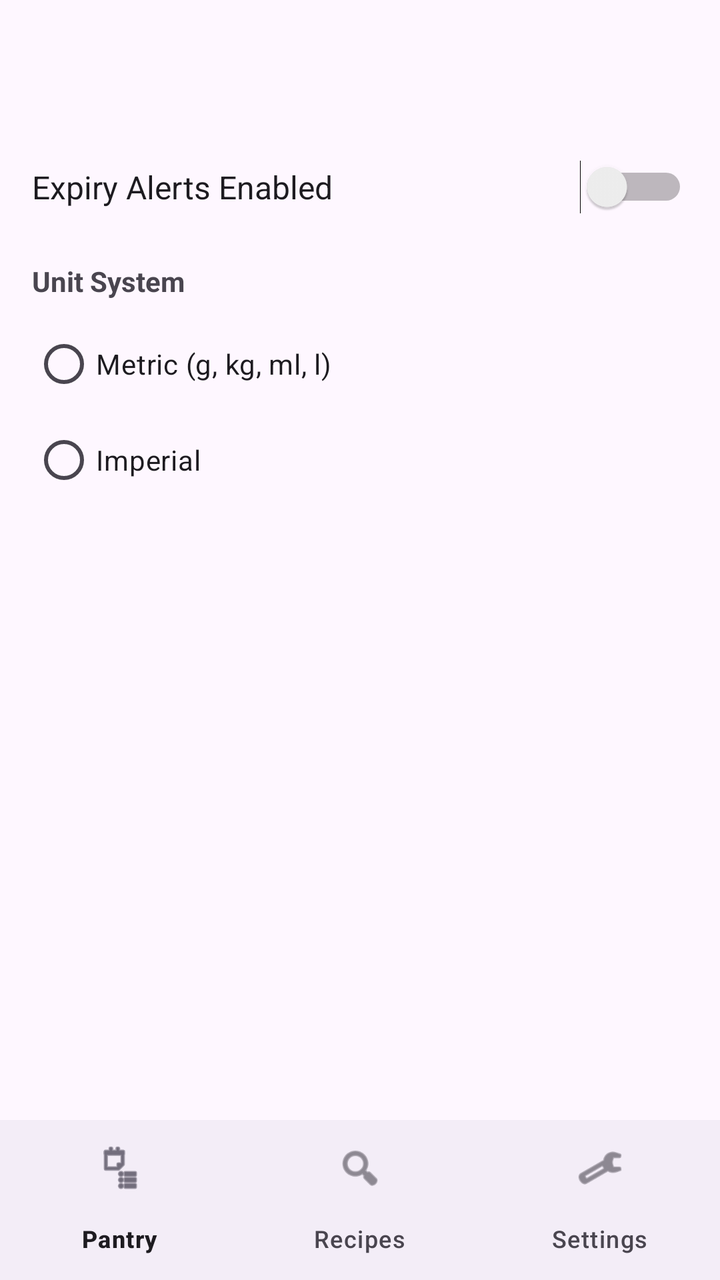
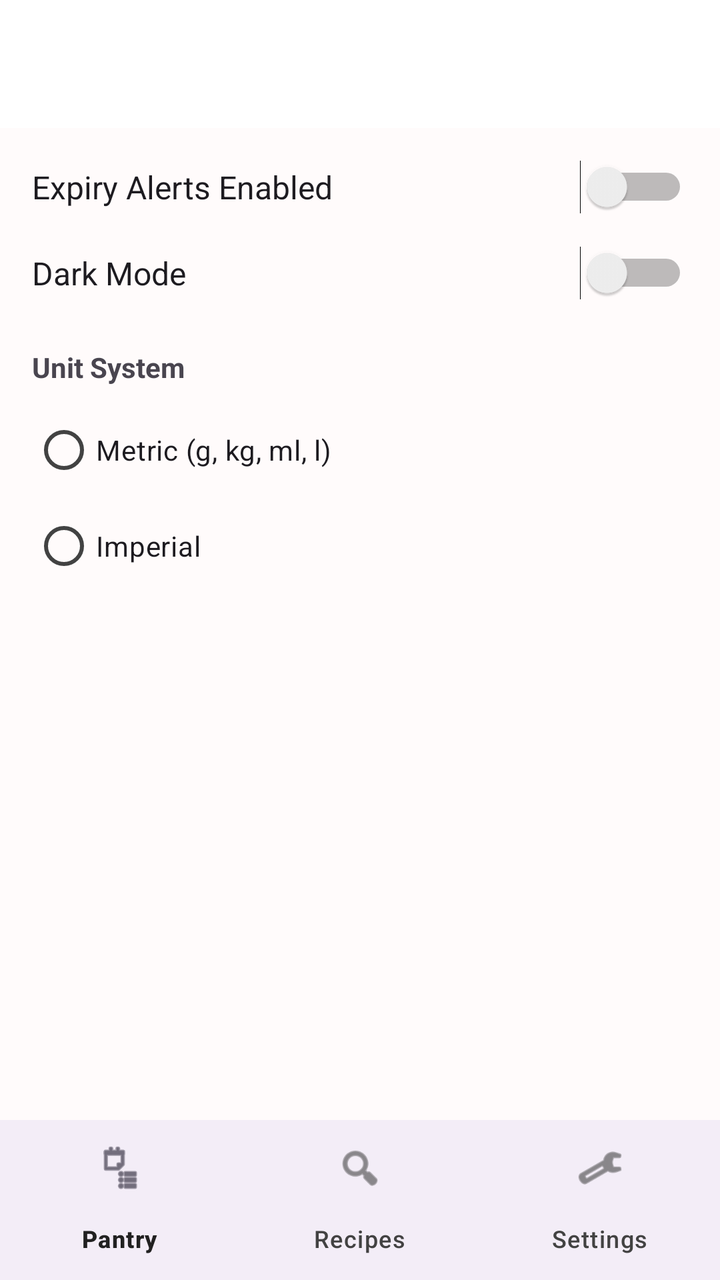

The first picture is an Android layout as it rendered before a commit; the second is the same layout after the commit. The layout source and the unified diff follow.
<!-- AndroidManifest.xml: application theme Theme.PantryNerd -->
<!-- res/layout/activity_settings.xml -->
<?xml version="1.0" encoding="utf-8"?>
<LinearLayout xmlns:android="http://schemas.android.com/apk/res/android"
    xmlns:app="http://schemas.android.com/apk/res-auto"
    android:layout_width="match_parent"
    android:layout_height="match_parent"
    android:orientation="vertical">

    <com.google.android.material.appbar.AppBarLayout
        android:layout_width="match_parent"
        android:layout_height="wrap_content">

        <com.google.android.material.appbar.MaterialToolbar
            android:id="@+id/topAppBar"
            android:layout_width="match_parent"
            android:layout_height="?attr/actionBarSize"
            android:title="Settings" />

    </com.google.android.material.appbar.AppBarLayout>

    <LinearLayout
        android:layout_width="match_parent"
        android:layout_height="0dp"
        android:layout_weight="1"
        android:orientation="vertical"
        android:padding="16dp">

        <Switch
            android:id="@+id/alertsSwitch"
            android:layout_width="match_parent"
            android:layout_height="wrap_content"
            android:text="Expiry Alerts Enabled"
            android:layout_marginBottom="24dp"
            android:textSize="16sp" />

        <TextView
            android:layout_width="match_parent"
            android:layout_height="wrap_content"
            android:text="Unit System"
            android:textStyle="bold"
            android:layout_marginBottom="8dp" />

        <RadioGroup
            android:id="@+id/unitRadioGroup"
            android:layout_width="match_parent"
            android:layout_height="wrap_content">

            <RadioButton
                android:id="@+id/metricRadioButton"
                android:layout_width="match_parent"
                android:layout_height="wrap_content"
                android:text="Metric (g, kg, ml, l)" />

            <RadioButton
                android:id="@+id/imperialRadioButton"
                android:layout_width="match_parent"
                android:layout_height="wrap_content"
                android:text="Imperial" />

        </RadioGroup>

    </LinearLayout>

    <com.google.android.material.bottomnavigation.BottomNavigationView
        android:id="@+id/bottomNavigation"
        android:layout_width="match_parent"
        android:layout_height="wrap_content"
        app:menu="@menu/bottom_nav_menu" />

</LinearLayout>
<!-- resources referenced by this layout -->
<resources>
  <style name="Theme.PantryNerd" parent="Base.Theme.PantryNerd" />
  <style name="Base.Theme.PantryNerd" parent="Theme.Material3.DayNight.NoActionBar">
          
          
      </style>
</resources>

<!-- the commit's change to res/layout/activity_settings.xml (unified diff, before → after) -->
@@ -29,6 +29,14 @@
             android:layout_width="match_parent"
             android:layout_height="wrap_content"
             android:text="Expiry Alerts Enabled"
+            android:layout_marginBottom="16dp"
+            android:textSize="16sp" />
+
+        <Switch
+            android:id="@+id/darkModeSwitch"
+            android:layout_width="match_parent"
+            android:layout_height="wrap_content"
+            android:text="Dark Mode"
             android:layout_marginBottom="24dp"
             android:textSize="16sp" />
 
<!-- resource entries referenced after the edit -->
@@ -3,7 +3,37 @@
   <style name="Theme.PantryNerd" parent="Base.Theme.PantryNerd" />
   <style name="Base.Theme.PantryNerd" parent="Theme.Material3.DayNight.NoActionBar">
           
-          
+          <item name="colorPrimary">@color/primary</item>
+          <item name="colorOnPrimary">@color/white</item>
+          <item name="colorPrimaryContainer">@color/primary_container</item>
+          <item name="colorOnPrimaryContainer">@color/on_primary_container</item>
+  
+          <item name="colorSecondary">@color/accent</item>
+          <item name="colorOnSecondary">@color/white</item>
+  
+          <item name="android:colorBackground">@color/background</item>
+          <item name="colorOnBackground">@color/on_background</item>
+  
+          <item name="colorSurface">@color/surface</item>
+          <item name="colorOnSurface">@color/on_surface</item>
+          <item name="colorSurfaceVariant">@color/surface_variant</item>
+          <item name="colorOnSurfaceVariant">@color/on_surface_variant</item>
+  
+          <item name="colorError">@color/error</item>
+          <item name="colorOnError">@color/on_error</item>
       </style>
+  <color name="primary">#D32F2F</color>
+  <color name="white">#FFFFFFFF</color>
+  <color name="primary_container">#FFCDD2</color>
+  <color name="on_primary_container">#B71C1C</color>
+  <color name="accent">#FF1744</color>
+  <color name="background">#FFFBFB</color>
+  <color name="on_background">#212121</color>
+  <color name="surface">#FFFFFF</color>
+  <color name="on_surface">#212121</color>
+  <color name="surface_variant">#F5F5F5</color>
+  <color name="on_surface_variant">#424242</color>
+  <color name="error">#C62828</color>
+  <color name="on_error">#FFFFFF</color>
 </resources>
 
